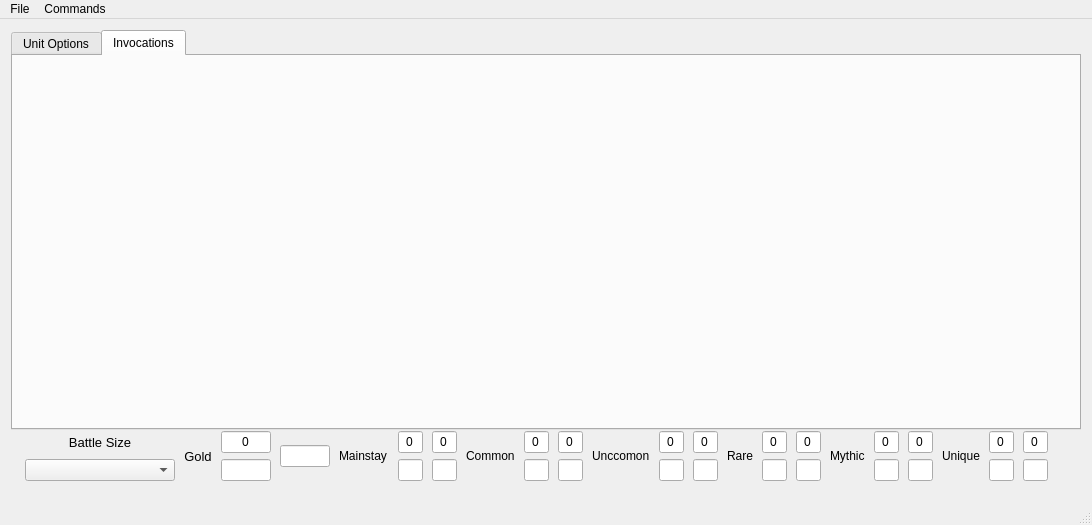
First picture: the form in mainwindow.ui, repository JediCat/Muster_Maker, before the edit.
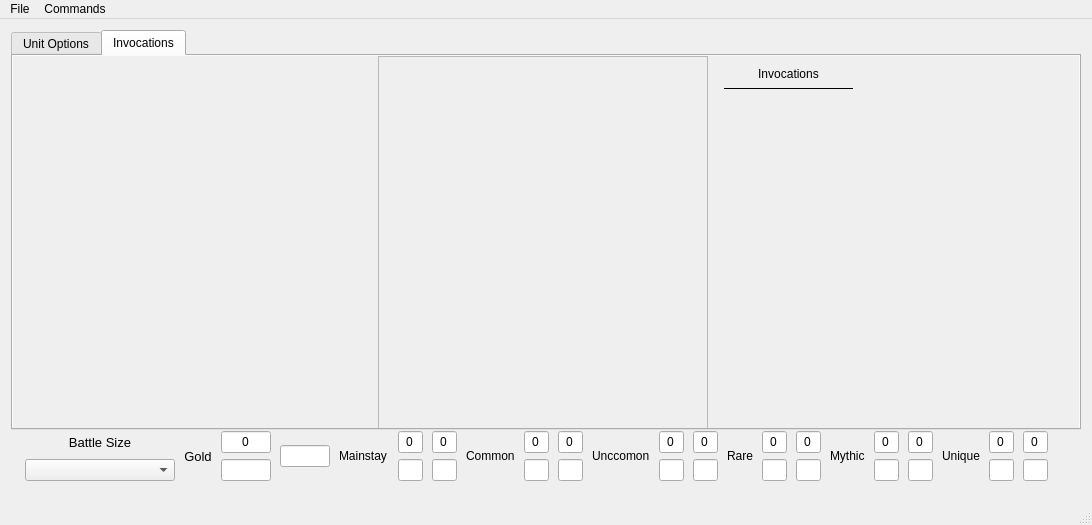
Second picture: the form after the edit. The open tabs and pages were chosen to show the change.

Commit message:
Alpha Build 0.04 - Invocations
- Added support for Invocations, including dynamic sorcerer
selection/de-selection, dynamic cost management, and invocation database
fetching.

What changed in the file:
```diff
--- a/mainwindow.ui
+++ b/mainwindow.ui
@@ -888,9 +888,108 @@
        </attribute>
       </widget>
       <widget class="QWidget" name="hostInvoc">
+       <property name="autoFillBackground">
+        <bool>true</bool>
+       </property>
        <attribute name="title">
         <string>Invocations</string>
        </attribute>
+       <widget class="QScrollArea" name="invoc_scroll">
+        <property name="geometry">
+         <rect>
+          <x>365</x>
+          <y>0</y>
+          <width>330</width>
+          <height>374</height>
+         </rect>
+        </property>
+        <property name="minimumSize">
+         <size>
+          <width>330</width>
+          <height>374</height>
+         </size>
+        </property>
+        <property name="maximumSize">
+         <size>
+          <width>16777215</width>
+          <height>16777215</height>
+         </size>
+        </property>
+        <property name="widgetResizable">
+         <bool>true</bool>
+        </property>
+        <property name="alignment">
+         <set>Qt::AlignLeading|Qt::AlignLeft|Qt::AlignVCenter</set>
+        </property>
+        <widget class="QWidget" name="invoc_scrollArea">
+         <property name="geometry">
+          <rect>
+           <x>0</x>
+           <y>0</y>
+           <width>328</width>
+           <height>372</height>
+          </rect>
+         </property>
+         <layout class="QVBoxLayout" name="invocUnitList">
+          <property name="leftMargin">
+           <number>5</number>
+          </property>
+          <property name="topMargin">
+           <number>5</number>
+          </property>
+          <property name="rightMargin">
+           <number>5</number>
+          </property>
+         </layout>
+        </widget>
+       </widget>
+       <widget class="QWidget" name="invocListWidget" native="true">
+        <property name="geometry">
+         <rect>
+          <x>700</x>
+          <y>0</y>
+          <width>151</width>
+          <height>371</height>
+         </rect>
+        </property>
+        <property name="maximumSize">
+         <size>
+          <width>151</width>
+          <height>371</height>
+         </size>
+        </property>
+        <layout class="QFormLayout" name="invocListLayout">
+         <item row="0" column="0" colspan="2">
+          <widget class="QLabel" name="label_2">
+           <property name="text">
+            <string>Invocations</string>
+           </property>
+           <property name="alignment">
+            <set>Qt::AlignCenter</set>
+           </property>
+          </widget>
+         </item>
+         <item row="1" column="0" colspan="2">
+          <widget class="Line" name="line">
+           <property name="minimumSize">
+            <size>
+             <width>30</width>
+             <height>2</height>
+            </size>
+           </property>
+           <property name="frameShadow">
+            <enum>QFrame::Plain</enum>
+           </property>
+           <property name="lineWidth">
+            <number>1</number>
+           </property>
+           <property name="orientation">
+            <enum>Qt::Horizontal</enum>
+           </property>
+          </widget>
+         </item>
+        </layout>
+       </widget>
       </widget>
      </widget>
     </item>
```
Left out of the diff: 2 changed lines with no effect on the pictures. The commit also changes 59 other files.
